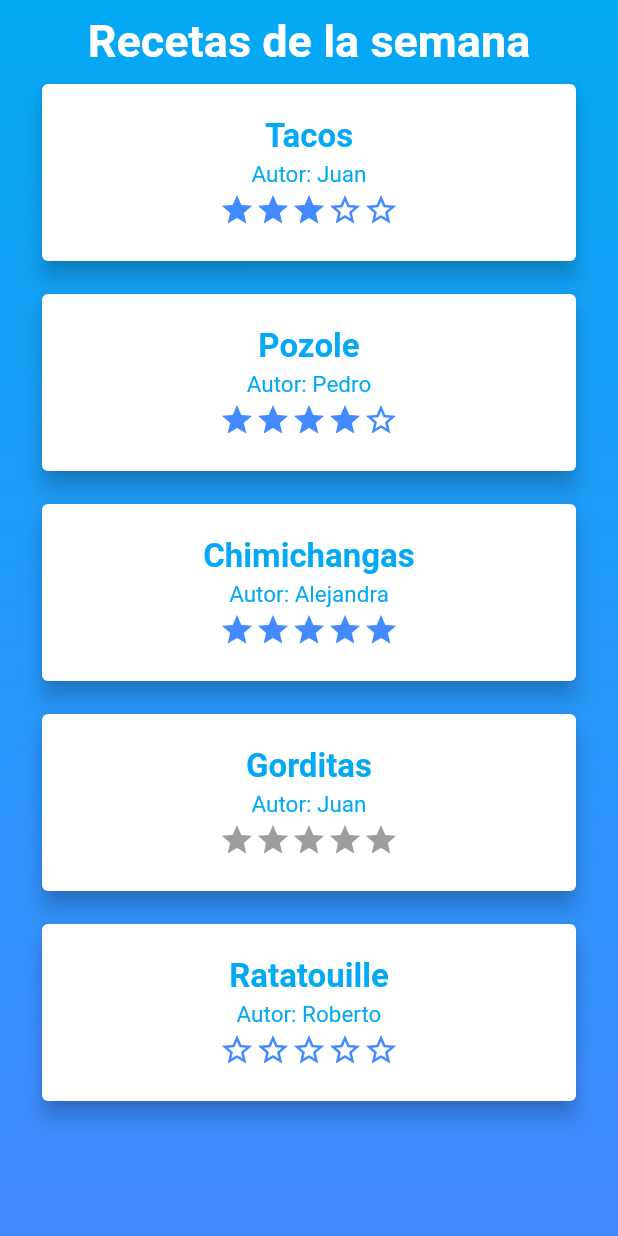
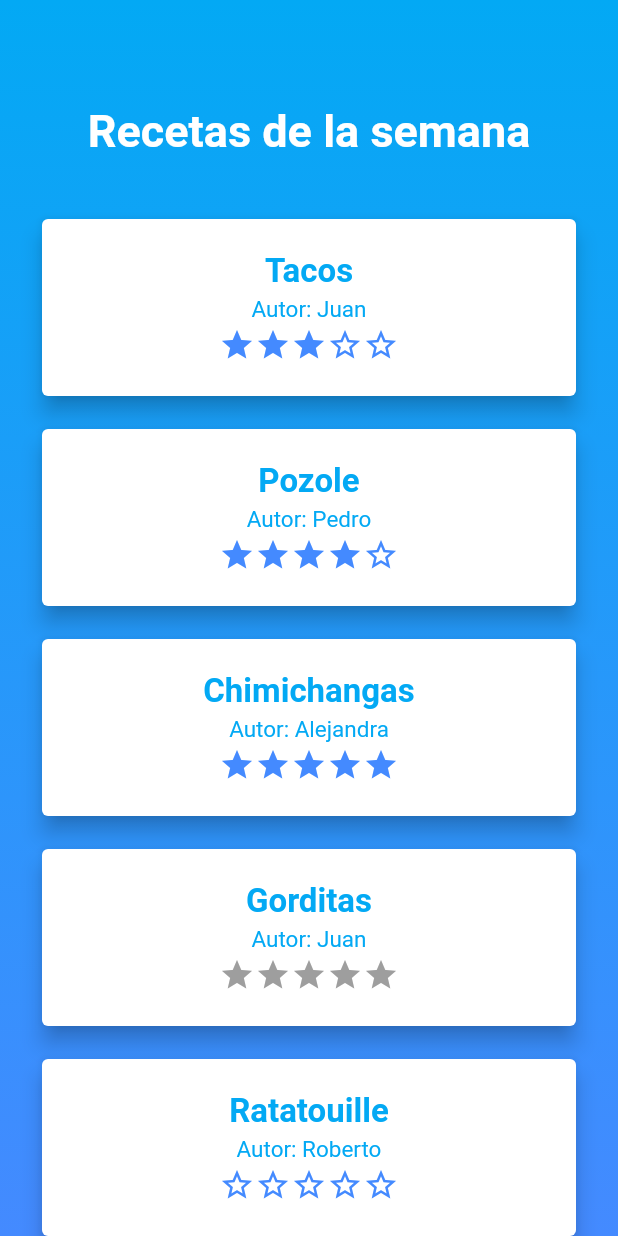
Before and after one commit to Haro1610/Proyecto-PAM-Vegan, a Flutter app: the Recetas widget shown alone on an empty page, opened directly, on a phone screen of 412 x 824 dp. Run offline on Flutter 3.47's test engine with Material 2 defaults, Android fonts, the phone set to English and light mode, and no system bars; our stand-ins replace flutter_bloc, google_maps_flutter; network calls fail.

Commit message:
nueva sesion

```diff
--- a/lib/recetas/recetas.dart
+++ b/lib/recetas/recetas.dart
@@ -83,7 +83,7 @@ class Recetas extends StatelessWidget {
         mainAxisAlignment: MainAxisAlignment.start,
         children: [
           const SizedBox(
-            height: 10.0,
+            height: 70.0,
           ),
           const Text(
             "Recetas de la semana",
@@ -92,6 +92,9 @@ class Recetas extends StatelessWidget {
               color: Colors.white,
               fontWeight: FontWeight.bold,
             ),
+          ),
+          SizedBox(
+            height: 30.0,
           ),
           Expanded(
             child: Container(
--- a/pubspec.yaml
+++ b/pubspec.yaml
@@ -12,6 +12,7 @@ dependencies:
   flutter:
     sdk: flutter
   google_maps_flutter: ^2.1.3
+  permission:
 
   cupertino_icons: ^1.0.2
   flutter_bloc: ^8.0.1
```
Also changed, not shown: lib/main.dart (+1 -9 lines), lib/principal/principal.dart (+9 -4 lines), pubspec.lock, 2 other files.
